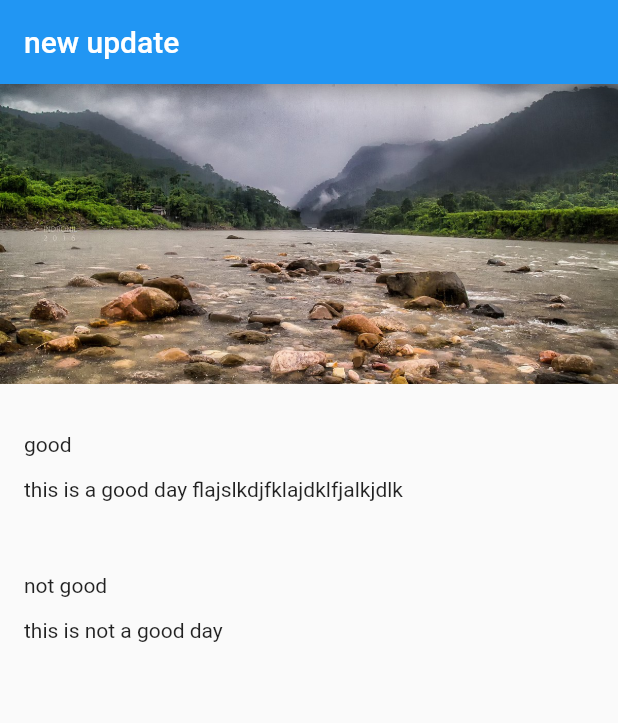
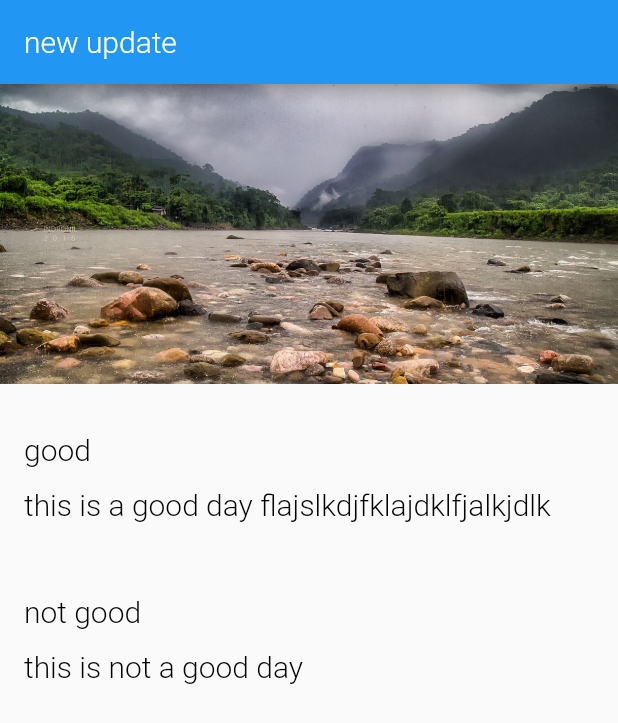
Before and after one commit to shakhawat-khan/flutter_practice, a Flutter app: the screen it shows after launch, on a phone screen of 412 x 824 dp. Shown: the top 723 px of the screen. Run offline on Flutter 3.47's test engine with Material 2 defaults, Android fonts, the phone set to English and light mode, and no system bars; Roboto replaces fonts that are missing (Montserrat).

Commit message:
add_fonts

```diff
--- a/lib/app.dart
+++ b/lib/app.dart
@@ -1,5 +1,6 @@
 import 'package:flutter/material.dart';
 import 'screens/location_detail/location_detail.dart';
+import 'style.dart';
 
 class App extends StatelessWidget {
   const App({Key key}) : super(key: key);
@@ -9,6 +10,16 @@ class App extends StatelessWidget {
     return MaterialApp(
 
       home: LocationDetail(),
+      theme: ThemeData(
+        appBarTheme: AppBarTheme(
+          textTheme: TextTheme(title:AppBarTextStyle),
+        ),
+        textTheme: TextTheme(
+          title: TitleTextStyle,
+          body1: Body1TextStyle,
+
+      )
+      ),
 
     );
   }
--- a/lib/screens/location_detail/text_section.dart
+++ b/lib/screens/location_detail/text_section.dart
@@ -1,4 +1,5 @@
 import 'package:flutter/material.dart';
+import 'package:demo_app/style.dart';
 
 class TextSelection1 extends StatelessWidget {
 
@@ -19,12 +20,12 @@ class TextSelection1 extends StatelessWidget {
       children: [
         Container(
           padding: const EdgeInsets.fromLTRB(_hPad, 32.0, _hPad, 4.0),
-          child: Text(_title),
+          child: Text(_title,style: Theme.of(context).textTheme.title),
         ),
 
         Container(
           padding: const EdgeInsets.fromLTRB(_hPad, 10.0, _hPad, _hPad),
-          child: Text(_body),
+          child: Text(_body,style: Theme.of(context).textTheme.body1),
         ),
       ],
 
--- /dev/null
+++ b/lib/style.dart
@@ -0,0 +1,28 @@
+import 'package:flutter/material.dart';
+
+const LargeTextSize = 26.0;
+const MediumTextSize = 20.0;
+const BodyTextSize = 16.0;
+
+const String FontNameDefault = 'Montserrat';
+
+const AppBarTextStyle = TextStyle(
+        fontFamily: FontNameDefault,
+        fontWeight: FontWeight.w300,
+        fontSize: MediumTextSize,
+        color: Colors.white,
+);
+
+const TitleTextStyle = TextStyle(
+        fontFamily: FontNameDefault,
+        fontWeight: FontWeight.w300,
+        fontSize: MediumTextSize,
+        color: Colors.black,
+);
+
+const Body1TextStyle = TextStyle(
+        fontFamily: FontNameDefault,
+        fontWeight: FontWeight.w300,
+        fontSize: MediumTextSize,
+        color: Colors.black,
+);
```
Also changed, not shown: pubspec.yaml (+7 -6 lines), assets/fonts/Montserrat-Bold.ttf (added), assets/fonts/Montserrat-Regular.ttf (added).
